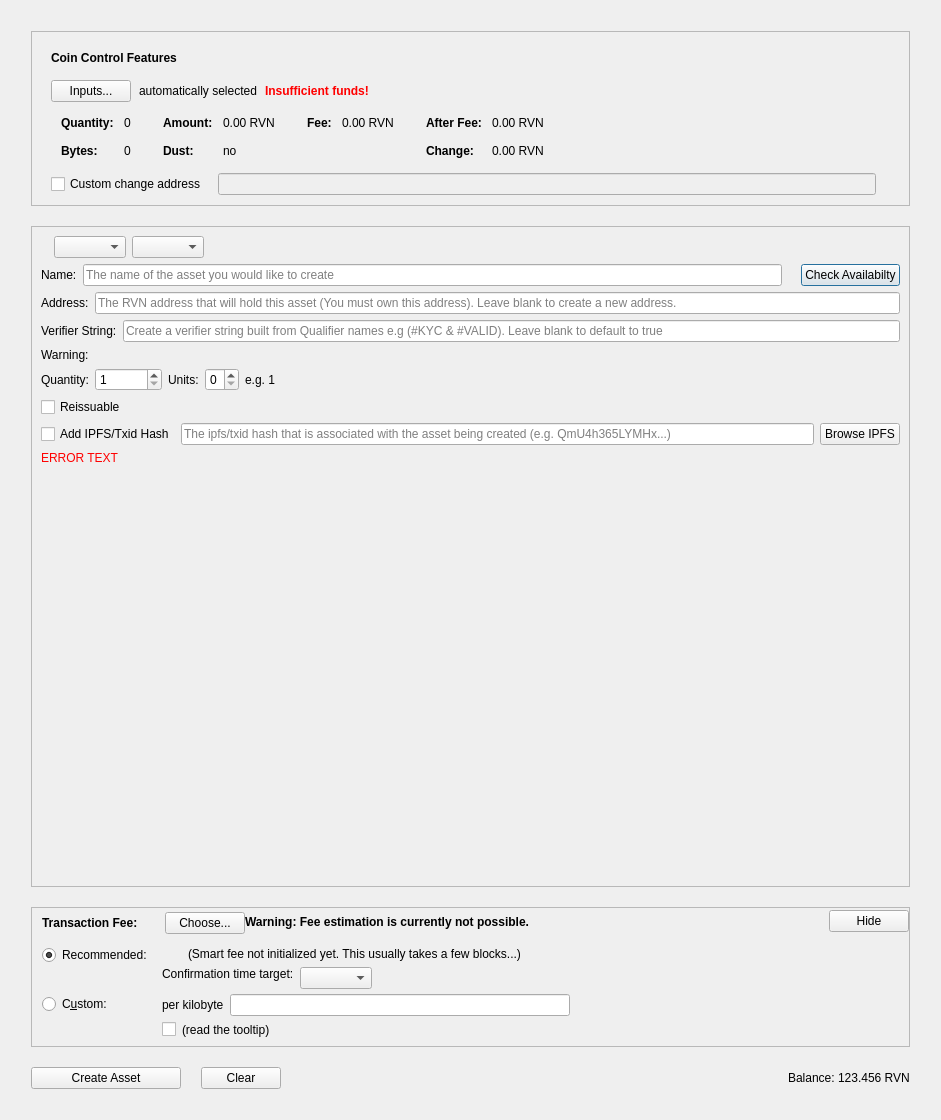
Old version of the form src/qt/forms/createassetdialog.ui in the repository The-Yerbas-Endeavor/yerbas.
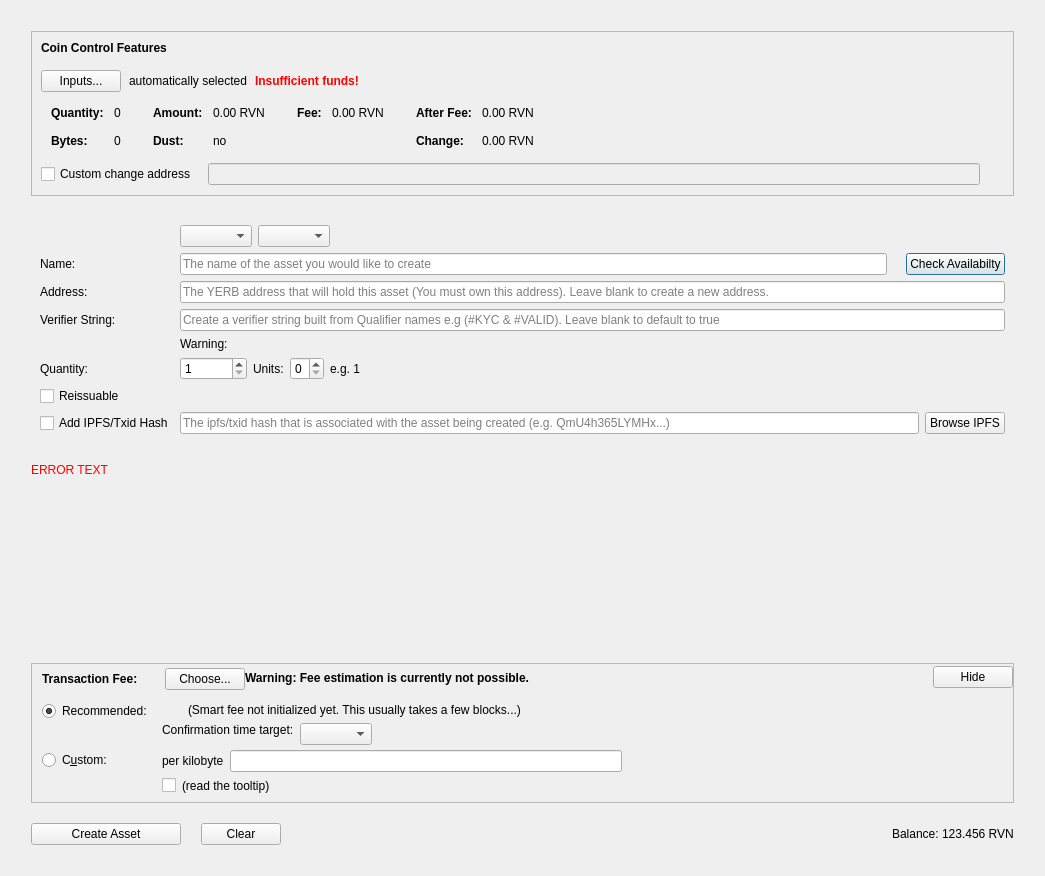
New version of the form. Custom widgets are drawn as their Qt base class.

What changed in the file:
```diff
--- a/src/qt/forms/createassetdialog.ui
+++ b/src/qt/forms/createassetdialog.ui
@@ -9,8 +9,8 @@
    <rect>
     <x>0</x>
     <y>0</y>
-    <width>941</width>
-    <height>1120</height>
+    <width>1045</width>
+    <height>876</height>
    </rect>
   </property>
   <property name="sizePolicy">
@@ -61,6 +61,9 @@
         <enum>QFrame::Raised</enum>
        </property>
        <layout class="QVBoxLayout" name="verticalLayout_2">
+        <property name="spacing">
+         <number>6</number>
+        </property>
         <item>
          <layout class="QVBoxLayout" name="verticalLayoutCoinControl" stretch="0,0,0,0,0">
           <property name="spacing">
@@ -70,10 +73,10 @@
            <enum>QLayout::SetDefaultConstraint</enum>
           </property>
           <property name="leftMargin">
-           <number>10</number>
+           <number>0</number>
           </property>
           <property name="topMargin">
-           <number>10</number>
+           <number>0</number>
           </property>
           <item>
            <layout class="QHBoxLayout" name="horizontalLayoutCoinControl1">
@@ -593,147 +596,19 @@
      </item>
      <item>
       <widget class="QFrame" name="frameAssetData">
-       <property name="minimumSize">
-        <size>
-         <width>0</width>
-         <height>220</height>
-        </size>
-       </property>
        <property name="frameShape">
-        <enum>QFrame::StyledPanel</enum>
+        <enum>QFrame::NoFrame</enum>
        </property>
-       <property name="frameShadow">
-        <enum>QFrame::Raised</enum>
-       </property>
-       <layout class="QVBoxLayout" name="verticalLayout_4">
-        <item>
-         <layout class="QVBoxLayout" name="verticalLayout_6">
-          <item>
-           <layout class="QHBoxLayout" name="horizontalLayout_10">
-            <item>
-             <widget class="QLabel" name="assetTypeLabel">
-              <property name="text">
-               <string/>
-              </property>
-             </widget>
-            </item>
-            <item>
-             <widget class="QComboBox" name="assetType"/>
-            </item>
-            <item>
-             <widget class="QComboBox" name="assetList"/>
-            </item>
-            <item>
-             <spacer name="horizontalSpacer_4">
-              <property name="orientation">
-               <enum>Qt::Horizontal</enum>
-              </property>
-              <property name="sizeHint" stdset="0">
-               <size>
-                <width>40</width>
-                <height>20</height>
-               </size>
-              </property>
-             </spacer>
-            </item>
-           </layout>
-          </item>
-          <item>
-           <layout class="QHBoxLayout" name="horizontalLayout">
-            <item>
-             <widget class="QLabel" name="assetNameLabel">
-              <property name="text">
-               <string>Name:</string>
-              </property>
-             </widget>
-            </item>
-            <item>
-             <widget class="QLineEdit" name="nameText">
-              <property name="toolTip">
-               <string>A-Z 0-9 and . or _ as the second character</string>
-              </property>
-              <property name="maxLength">
-               <number>30</number>
-              </property>
-              <property name="placeholderText">
-               <string>The name of the asset you would like to create</string>
-              </property>
-             </widget>
-            </item>
-            <item>
-             <widget class="QLabel" name="assetFullName">
-              <property name="text">
-               <string/>
-              </property>
-              <property name="alignment">
-               <set>Qt::AlignRight|Qt::AlignTrailing|Qt::AlignVCenter</set>
-              </property>
-             </widget>
-            </item>
-            <item>
-             <widget class="QPushButton" name="availabilityButton">
-              <property name="text">
-               <string>Check Availabilty</string>
-              </property>
-             </widget>
-            </item>
-           </layout>
-          </item>
-          <item>
-           <layout class="QHBoxLayout" name="horizontalLayout_3">
-            <item>
-             <widget class="QLabel" name="addressLabel">
-              <property name="text">
-               <string>Address:</string>
-              </property>
-             </widget>
-            </item>
-            <item>
-             <widget class="QLineEdit" name="addressText">
-              <property name="text">
-               <string/>
-              </property>
-              <property name="placeholderText">
-               <string>The RVN address that will hold this asset (You must own this address). Leave blank to create a new address.</string>
-              </property>
-             </widget>
-            </item>
-           </layout>
-          </item>
-          <item>
-           <layout class="QHBoxLayout" name="horizontalLayout_9">
-            <item>
+       <layout class="QGridLayout" name="gridLayout_2">
+        <item row="4" column="0">
              <widget class="QLabel" name="labelVerifierString">
               <property name="text">
                <string>Verifier String:</string>
               </property>
              </widget>
             </item>
-            <item>
-             <widget class="QLineEdit" name="lineEditVerifierString">
-              <property name="placeholderText">
-               <string>Create a verifier string built from Qualifier names e.g (#KYC &amp; #VALID). Leave blank to default to true</string>
-              </property>
-             </widget>
-            </item>
-           </layout>
-          </item>
-          <item>
-           <widget class="QLabel" name="labelVerifierStringErrorMessage">
-            <property name="text">
-             <string>Warning:</string>
-            </property>
-           </widget>
-          </item>
-          <item>
+        <item row="6" column="2">
            <layout class="QHBoxLayout" name="horizontalLayout_2">
-            <item>
-             <widget class="QLabel" name="quantityLabel">
-              <property name="text">
-               <string>Quantity:</string>
-              </property>
-             </widget>
-            </item>
             <item>
              <widget class="QDoubleSpinBox" name="quantitySpinBox">
               <property name="toolTip">
@@ -796,32 +671,103 @@
             </item>
            </layout>
           </item>
+        <item row="3" column="0">
+         <widget class="QLabel" name="addressLabel">
+          <property name="text">
+           <string>Address:</string>
+          </property>
+         </widget>
+        </item>
+        <item row="0" column="2">
+         <layout class="QHBoxLayout" name="horizontalLayout_10">
           <item>
-           <layout class="QHBoxLayout" name="horizontalLayout_5">
+           <widget class="QComboBox" name="assetType"/>
+          </item>
             <item>
-             <widget class="QCheckBox" name="reissuableBox">
+           <widget class="QComboBox" name="assetList"/>
+          </item>
+          <item>
+           <spacer name="horizontalSpacer_4">
+            <property name="orientation">
+             <enum>Qt::Horizontal</enum>
+            </property>
+            <property name="sizeHint" stdset="0">
+             <size>
+              <width>40</width>
+              <height>20</height>
+             </size>
+            </property>
+           </spacer>
+          </item>
+         </layout>
+        </item>
+        <item row="1" column="2">
+         <layout class="QHBoxLayout" name="horizontalLayout">
+          <item>
+           <widget class="QLineEdit" name="nameText">
               <property name="toolTip">
-               <string>If the owner of this asset will be able to issue more assets in the future</string>
-              </property>
+             <string>A-Z 0-9 and . or _ as the second character</string>
+            </property>
+            <property name="maxLength">
+             <number>30</number>
+            </property>
+            <property name="placeholderText">
+             <string>The name of the asset you would like to create</string>
+            </property>
+           </widget>
+          </item>
+          <item>
+           <widget class="QLabel" name="assetFullName">
               <property name="text">
-               <string>Reissuable</string>
+             <string/>
+            </property>
+            <property name="alignment">
+             <set>Qt::AlignRight|Qt::AlignTrailing|Qt::AlignVCenter</set>
+            </property>
+           </widget>
+          </item>
+          <item>
+           <widget class="QPushButton" name="availabilityButton">
+            <property name="text">
+             <string>Check Availabilty</string>
               </property>
              </widget>
             </item>
            </layout>
           </item>
-          <item>
+        <item row="6" column="0">
+         <widget class="QLabel" name="quantityLabel">
+          <property name="text">
+           <string>Quantity:</string>
+          </property>
+         </widget>
+        </item>
+        <item row="3" column="2">
+         <widget class="QLineEdit" name="addressText">
+          <property name="text">
+           <string/>
+          </property>
+          <property name="placeholderText">
+           <string>The YERB address that will hold this asset (You must own this address). Leave blank to create a new address.</string>
+          </property>
+         </widget>
+        </item>
+        <item row="5" column="2">
+         <widget class="QLabel" name="labelVerifierStringErrorMessage">
+          <property name="text">
+           <string>Warning:</string>
+          </property>
+         </widget>
+        </item>
+        <item row="4" column="2">
+         <widget class="QLineEdit" name="lineEditVerifierString">
+          <property name="placeholderText">
+           <string>Create a verifier string built from Qualifier names e.g (#KYC &amp; #VALID). Leave blank to default to true</string>
+          </property>
+         </widget>
+        </item>
+        <item row="8" column="2">
            <layout class="QHBoxLayout" name="horizontalLayout_6">
-            <item>
-             <widget class="QCheckBox" name="ipfsBox">
-              <property name="toolTip">
-               <string>Does this asset have an ipfs hash to go with it</string>
-              </property>
-              <property name="text">
-               <string>Add IPFS/Txid Hash</string>
-              </property>
-             </widget>
-            </item>
             <item>
              <widget class="QLineEdit" name="ipfsText">
               <property name="toolTip">
@@ -844,6 +790,43 @@
             </item>
            </layout>
           </item>
+        <item row="0" column="0">
+         <widget class="QLabel" name="assetTypeLabel">
+          <property name="text">
+           <string/>
+          </property>
+         </widget>
+        </item>
+        <item row="1" column="0">
+         <widget class="QLabel" name="assetNameLabel">
+          <property name="text">
+           <string>Name:</string>
+          </property>
+         </widget>
+        </item>
+        <item row="8" column="0">
+         <widget class="QCheckBox" name="ipfsBox">
+          <property name="toolTip">
+           <string>Does this asset have an ipfs hash to go with it</string>
+          </property>
+          <property name="text">
+           <string>Add IPFS/Txid Hash</string>
+          </property>
+         </widget>
+        </item>
+        <item row="7" column="0">
+         <widget class="QCheckBox" name="reissuableBox">
+          <property name="toolTip">
+           <string>If the owner of this asset will be able to issue more assets in the future</string>
+          </property>
+          <property name="text">
+           <string>Reissuable</string>
+          </property>
+         </widget>
+        </item>
+       </layout>
+      </widget>
+     </item>
           <item>
            <widget class="QLabel" name="messageLabel">
             <property name="styleSheet">
@@ -862,15 +845,10 @@
             <property name="sizeHint" stdset="0">
              <size>
               <width>20</width>
-              <height>1000</height>
+         <height>40</height>
              </size>
             </property>
            </spacer>
-          </item>
-         </layout>
-        </item>
-       </layout>
-      </widget>
      </item>
      <item>
       <widget class="QFrame" name="frameFee">
```
Lines whose indentation alone changed are shown as unchanged.
